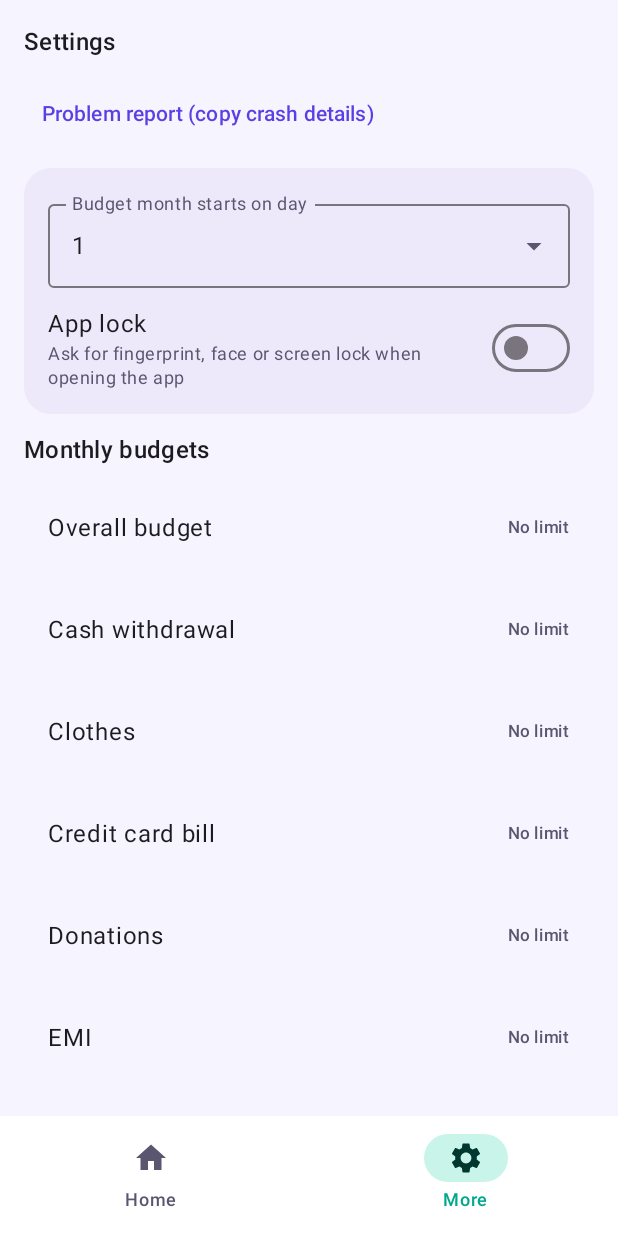
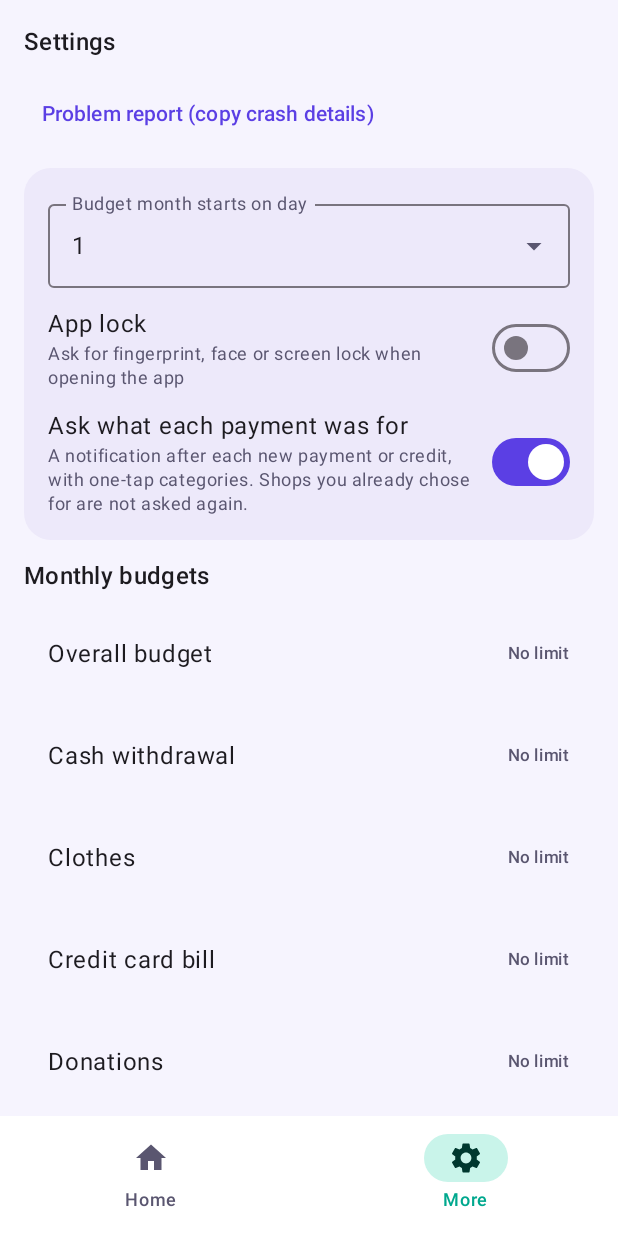
Before and after one commit to infinityinketan-sketch/Wealth-manager-, an Android app built with Jetpack Compose: the screen it shows after launch (MainActivity), item 2 of the bottom bar chosen, on a phone screen of 412 x 824 dp. Run offline under Robolectric (Android 15) with nearby library versions, the phone set to English and light mode, and no system bars; our stand-ins replace Room's generated code; 1 statement that could not run was skipped.

Commit message:
v0.10.0: polite 'what was this for?' notification after each new payment or credit
Co-Authored-By: Claude Opus 5.5 <noreply@anthropic.com>
Claude-Session: https://claude.ai/code/session_012E1N9PyEjqVLdrdq3sv1TV

```diff
--- a/app/build.gradle.kts
+++ b/app/build.gradle.kts
@@ -14,8 +14,8 @@ android {
         applicationId = "com.example.ledger"
         minSdk = 26
         targetSdk = 34
-        versionCode = 13
-        versionName = "0.9.3"
+        versionCode = 14
+        versionName = "0.10.0"
     }
 
     buildTypes {
--- a/app/src/main/AndroidManifest.xml
+++ b/app/src/main/AndroidManifest.xml
@@ -23,12 +23,17 @@
             android:name=".MainActivity"
             android:configChanges="orientation|screenSize|keyboardHidden|screenLayout|smallestScreenSize|uiMode"
             android:exported="true"
+            android:launchMode="singleTop"
             android:windowSoftInputMode="adjustResize">
             <intent-filter>
                 <action android:name="android.intent.action.MAIN" />
                 <category android:name="android.intent.category.LAUNCHER" />
             </intent-filter>
         </activity>
+
+        <receiver
+            android:name=".sms.CategoryActionReceiver"
+            android:exported="false" />
 
         <receiver
             android:name=".sms.SmsReceiver"
--- a/app/src/main/java/com/example/ledger/MainActivity.kt
+++ b/app/src/main/java/com/example/ledger/MainActivity.kt
@@ -54,6 +54,7 @@ import com.example.ledger.ui.SortScreen
 import com.example.ledger.ui.AddReminderDialog
 import com.example.ledger.ui.UnreadScreen
 import com.example.ledger.ui.ProblemReportDialog
+import com.example.ledger.ui.QuickCategoryDialog
 import com.example.ledger.ui.sortGroups
 import com.example.ledger.ui.TransactionEditor
 
@@ -102,6 +103,7 @@ class MainActivity : FragmentActivity() {
         locked = appLockEnabled
         smsGranted = hasSmsPermission()
         smsPromptDone = settings.smsPromptDone
+        handlePromptIntent(intent)
 
         setContent {
             LedgerTheme {
@@ -125,6 +127,21 @@ class MainActivity : FragmentActivity() {
                     )
                 }
             }
+        }
+    }
+
+    override fun onNewIntent(intent: android.content.Intent) {
+        super.onNewIntent(intent)
+        handlePromptIntent(intent)
+    }
+
+    /** Opened from a "what was this for?" notification: show the quick category picker. */
+    private fun handlePromptIntent(intent: android.content.Intent?) {
+        val txId = intent?.getLongExtra(com.example.ledger.work.CategoryPrompt.EXTRA_TX, -1L) ?: -1L
+        if (txId >= 0) {
+            com.example.ledger.work.CategoryPrompt.cancel(this, com.example.ledger.work.CategoryPrompt.notificationFor(txId))
+            viewModel.openPrompt(txId)
+            intent?.removeExtra(com.example.ledger.work.CategoryPrompt.EXTRA_TX)
         }
     }
 
@@ -262,6 +279,8 @@ private fun LedgerRoot(
     val unread by viewModel.unread.collectAsStateWithLifecycle()
     val scanStats by viewModel.scanStats.collectAsStateWithLifecycle()
     var showUnread by remember { mutableStateOf(false) }
+    val prompt by viewModel.prompt.collectAsStateWithLifecycle()
+    val askCategory by viewModel.askCategory.collectAsStateWithLifecycle()
     val context = androidx.compose.ui.platform.LocalContext.current
     // Details of a crash from last time are offered once, on the next start.
     var problem by remember { mutableStateOf(com.example.ledger.data.CrashLog.read(context)) }
@@ -379,6 +398,8 @@ private fun LedgerRoot(
                 onSetBudget = viewModel::setBudget,
                 onToggleRecurring = viewModel::setRecurringActive,
                 onDeleteRecurring = viewModel::deleteRecurring,
+                askCategory = askCategory,
+                onAskCategoryChange = viewModel::setAskCategory,
                 onProblemReport = {
                     problem = com.example.ledger.data.CrashLog.read(context)
                     showProblem = true
@@ -427,6 +448,16 @@ private fun LedgerRoot(
                 showEditor = true
             },
             onDismiss = { openCategory = null }
+        )
+    }
+
+    prompt?.let { (t, quick) ->
+        QuickCategoryDialog(
+            t = t,
+            suggestions = quick,
+            categories = categories,
+            onPick = { cat, rememberShop -> viewModel.answerPrompt(t.id, cat, rememberShop) },
+            onDismiss = viewModel::closePrompt
         )
     }
 
--- a/app/src/main/java/com/example/ledger/data/Daos.kt
+++ b/app/src/main/java/com/example/ledger/data/Daos.kt
@@ -39,6 +39,19 @@ interface TransactionDao {
 
     @Query("UPDATE transactions SET categoryId = :categoryId WHERE id IN (:ids)")
     suspend fun setCategory(ids: List<Long>, categoryId: Long)
+
+    @Query("SELECT * FROM transactions WHERE smsKey = :smsKey LIMIT 1")
+    suspend fun findBySmsKey(smsKey: String): LedgerTransaction?
+
+    @Query("SELECT * FROM transactions WHERE id = :id")
+    suspend fun findById(id: Long): LedgerTransaction?
+
+    /** The person's most used categories of one kind lately (for quick choices). */
+    @Query(
+        "SELECT categoryId FROM transactions WHERE kind = :kind AND categoryId IS NOT NULL AND epochDay >= :fromDay " +
+            "GROUP BY categoryId ORDER BY COUNT(*) DESC LIMIT :limit"
+    )
+    suspend fun topCategoryIds(kind: EntryKind, fromDay: Long, limit: Int): List<Long>
 
     @Query("SELECT COUNT(*) FROM transactions WHERE smsKey IS NOT NULL")
     suspend fun countSms(): Int
--- a/app/src/main/java/com/example/ledger/data/Settings.kt
+++ b/app/src/main/java/com/example/ledger/data/Settings.kt
@@ -54,7 +54,13 @@ class Settings(context: Context) {
         get() = prefs.getBoolean(KEY_TRACKING_NOTE, false)
         set(value) = prefs.edit().putBoolean(KEY_TRACKING_NOTE, value).apply()
 
+    /** Ask "what was this for?" after each new payment or credit read from SMS. */
+    var askCategory: Boolean
+        get() = prefs.getBoolean(KEY_ASK_CATEGORY, true)
+        set(value) = prefs.edit().putBoolean(KEY_ASK_CATEGORY, value).apply()
+
     private companion object {
+        const val KEY_ASK_CATEGORY = "ask_category"
         const val KEY_TRACKING_NOTE = "tracking_note_seen"
         const val KEY_FULL_SCAN = "last_full_scan"
         const val KEY_COUNT = "count_choices"
--- a/app/src/main/java/com/example/ledger/ui/LedgerViewModel.kt
+++ b/app/src/main/java/com/example/ledger/ui/LedgerViewModel.kt
@@ -150,6 +150,33 @@ class LedgerViewModel(application: Application) : AndroidViewModel(application)
         }
     }
 
+    // ---- "what was this for?" ----
+
+    private val promptState = MutableStateFlow<Pair<LedgerTransaction, List<Category>>?>(null)
+    /** The payment opened from the notification, with quick category choices. */
+    val prompt: StateFlow<Pair<LedgerTransaction, List<Category>>?> = promptState
+
+    fun openPrompt(txId: Long) {
+        launchSafe { repo.transactionById(txId)?.let { promptState.value = it to repo.quickCategories(it, 4) } }
+    }
+
+    fun answerPrompt(txId: Long, categoryId: Long, rememberShop: Boolean) {
+        promptState.value = null
+        launchSafe { repo.answerPrompt(txId, categoryId, rememberShop) }
+    }
+
+    fun closePrompt() {
+        promptState.value = null
+    }
+
+    private val askState = MutableStateFlow(settings.askCategory)
+    val askCategory: StateFlow<Boolean> = askState
+
+    fun setAskCategory(on: Boolean) {
+        settings.askCategory = on
+        askState.value = on
+    }
+
     // ---- "some payments send no SMS" note ----
 
     private val noteState = MutableStateFlow(settings.trackingNoteSeen)
--- a/app/src/main/java/com/example/ledger/ui/MoreScreen.kt
+++ b/app/src/main/java/com/example/ledger/ui/MoreScreen.kt
@@ -77,6 +77,8 @@ fun MoreScreen(
     onSetBudget: (Long, Long) -> Unit,
     onToggleRecurring: (RecurringRule, Boolean) -> Unit,
     onDeleteRecurring: (RecurringRule) -> Unit,
+    askCategory: Boolean = true,
+    onAskCategoryChange: (Boolean) -> Unit = {},
     onProblemReport: () -> Unit = {},
     modifier: Modifier = Modifier
 ) {
@@ -119,6 +121,22 @@ fun MoreScreen(
                             )
                         }
                         Switch(checked = appLockEnabled, onCheckedChange = onAppLockChange)
+                    }
+                    Row(
+                        modifier = Modifier.fillMaxWidth(),
+                        verticalAlignment = Alignment.CenterVertically,
+                        horizontalArrangement = Arrangement.SpaceBetween
+                    ) {
+                        Column(modifier = Modifier.weight(1f)) {
+                            Text("Ask what each payment was for")
+                            Text(
+                                "A notification after each new payment or credit, with one-tap categories. " +
+                                    "Shops you already chose for are not asked again.",
+                                style = MaterialTheme.typography.bodySmall,
+                                color = MaterialTheme.colorScheme.onSurfaceVariant
+                            )
+                        }
+                        Switch(checked = askCategory, onCheckedChange = onAskCategoryChange)
                     }
                 }
             }
```
Also changed, not shown: app/src/main/java/com/example/ledger/data/LedgerRepository.kt (+33 -0 lines), app/src/main/java/com/example/ledger/sms/CategoryActionReceiver.kt (added, +38 -0 lines), app/src/main/java/com/example/ledger/sms/SmsReceiver.kt (+8 -1 lines), app/src/main/java/com/example/ledger/ui/QuickCategoryDialog.kt (added, +104 -0 lines), app/src/main/java/com/example/ledger/work/CategoryPrompt.kt (added, +92 -0 lines), 1 other file.
